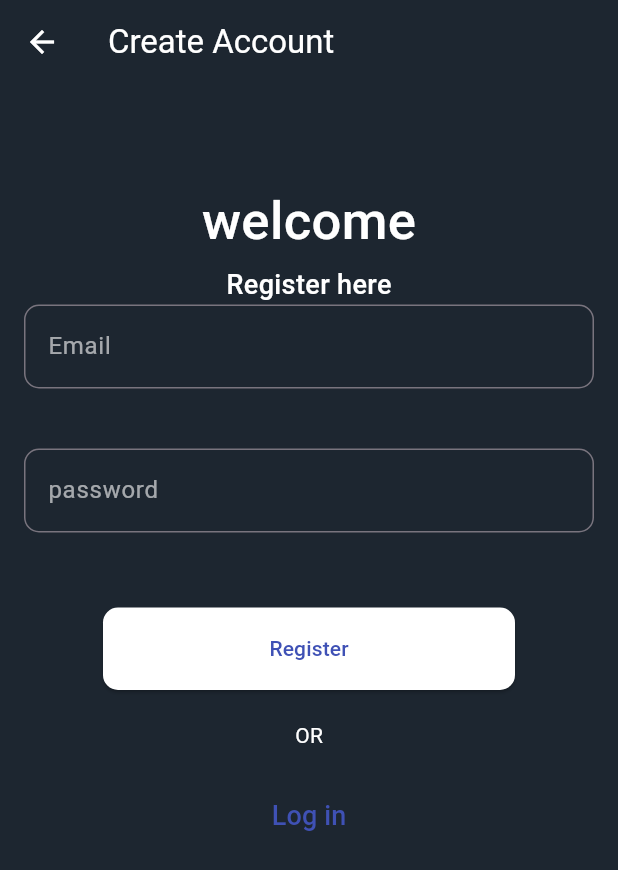
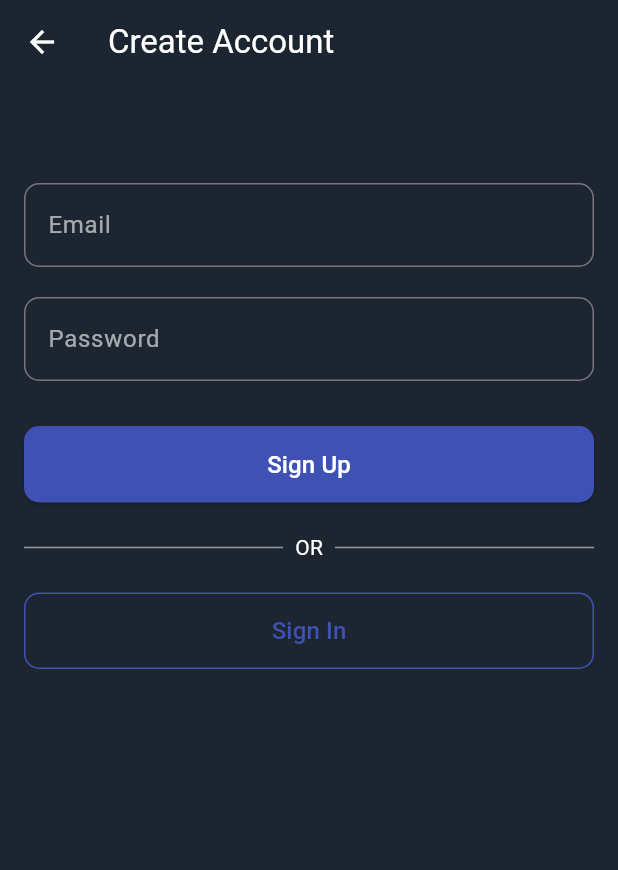
Before and after one commit to Aksarkar33/todo-app, a Flutter app: the screen it shows after launch, after a tap on "Create an Account", on a phone screen of 412 x 824 dp. Shown: the top 870 px of the screen. Run offline on Flutter 3.47's test engine with Material 3 defaults, Android fonts, the phone set to English and light mode, and no system bars; our stand-ins replace cloud_firestore, firebase_auth, firebase_core, flutter_slidable; accounts and stored records are empty; network calls fail.

Commit message:
some changes in signIn

```diff
--- a/lib/services/home_screen.dart
+++ b/lib/services/home_screen.dart
@@ -48,7 +48,7 @@ class _HomeScreenState extends State<HomeScreen> {
           crossAxisAlignment: CrossAxisAlignment.start,
           children: [
             SizedBox(
-              height: 20,
+              height: 50,
               child: Row(
                 mainAxisAlignment: MainAxisAlignment.spaceEvenly,
                 children: [
--- a/lib/signin_screen.dart
+++ b/lib/signin_screen.dart
@@ -1,121 +1,140 @@
-import 'package:firebase_auth/firebase_auth.dart';
 import 'package:flutter/material.dart';
 import 'package:todo_app/services/auth_services.dart';
 import 'package:todo_app/services/home_screen.dart';
-
-import 'LoginScreen.dart';
 
 class SigninScreen extends StatelessWidget {
   final AuthServices _auth = AuthServices();
   final TextEditingController _emailController = TextEditingController();
   final TextEditingController _passController = TextEditingController();
 
+  SigninScreen({super.key});
+
   @override
   Widget build(BuildContext context) {
     return Scaffold(
-      backgroundColor: Color(0xFF1d2630),
+      backgroundColor: const Color(0xFF1d2630),
       appBar: AppBar(
-        backgroundColor: Color(0xFF1d2630),
+        backgroundColor: const Color(0xFF1d2630),
         foregroundColor: Colors.white,
-        title: Text("Create Account"),
+        title: const Text("Create Account"),
       ),
       body: SingleChildScrollView(
-        padding: EdgeInsets.all(16),
+        padding: const EdgeInsets.all(16),
         child: Column(
+          crossAxisAlignment: CrossAxisAlignment.stretch,
           children: [
-            SizedBox(height: 50),
-            Text(
-              "welcome",
-              style: TextStyle(
-                fontSize: 35,
-                fontWeight: FontWeight.w500,
-                color: Colors.white,
-              ),
-            ),
-            SizedBox(height: 5),
-            Text(
-              "Register here",
-              style: TextStyle(
-                fontSize: 18,
-                fontWeight: FontWeight.w500,
-                color: Colors.white,
-              ),
-            ),
+            const SizedBox(height: 50),
 
+            // Email Field
             TextField(
               controller: _emailController,
-              style: TextStyle(color: Colors.white),
+              style: const TextStyle(color: Colors.white),
               decoration: InputDecoration(
                 labelText: "Email",
-                labelStyle: TextStyle(color: Colors.white60),
+                labelStyle: const TextStyle(color: Colors.white60),
                 focusedBorder: OutlineInputBorder(
                   borderRadius: BorderRadius.circular(10),
-                  borderSide: BorderSide(color: Colors.white60),
+                  borderSide: const BorderSide(color: Colors.white60),
                 ),
                 border: OutlineInputBorder(
                   borderRadius: BorderRadius.circular(10),
                 ),
               ),
             ),
-            SizedBox(height: 40),
+
+            const SizedBox(height: 20),
+
+            // Password Field
             TextField(
               controller: _passController,
-              style: TextStyle(color: Colors.white),
               obscureText: true,
+              style: const TextStyle(color: Colors.white),
               decoration: InputDecoration(
-                labelText: "password",
-                labelStyle: TextStyle(color: Colors.white60),
+                labelText: "Password",
+                labelStyle: const TextStyle(color: Colors.white60),
                 focusedBorder: OutlineInputBorder(
                   borderRadius: BorderRadius.circular(10),
-                  borderSide: BorderSide(color: Colors.white60),
+                  borderSide: const BorderSide(color: Colors.white60),
                 ),
                 border: OutlineInputBorder(
                   borderRadius: BorderRadius.circular(10),
                 ),
               ),
             ),
-            SizedBox(height: 50),
-            SizedBox(
-              height: 55,
-              width: MediaQuery.of(context).size.width / 1.5,
-              child: ElevatedButton(
-                onPressed: () async {
-                  User? user = await _auth.registerWithEmailAndPassword(
-                    _emailController.text,
-                    _passController.text,
-                  );
-                  if (user != null) {
-                    Navigator.push(
-                      context,
-                      MaterialPageRoute(builder: (context) => HomeScreen()),
-                    );
-                  }
-                },
-                child: Text("Register"),
-                style: ElevatedButton.styleFrom(
-                  backgroundColor: Colors.white, // button background
-                  foregroundColor: Colors.indigo, // text color
-                  fixedSize: Size(200, 50),
-                  padding: EdgeInsets.symmetric(horizontal: 40, vertical: 15),
-                  shape: RoundedRectangleBorder(
-                    borderRadius: BorderRadius.circular(10),
-                  ),
+
+            const SizedBox(height: 30),
+
+            // Register Button
+            ElevatedButton(
+              style: ElevatedButton.styleFrom(
+                backgroundColor: Colors.indigo,
+                padding: const EdgeInsets.symmetric(vertical: 14),
+                shape: RoundedRectangleBorder(
+                  borderRadius: BorderRadius.circular(10),
                 ),
               ),
+              onPressed: () async {
+                final user = await _auth.registerWithEmailAndPassword(
+                  _emailController.text.trim(),
+                  _passController.text.trim(),
+                );
+                if (user != null && context.mounted) {
+                  Navigator.pushReplacement(
+                    context,
+                    MaterialPageRoute(builder: (_) => HomeScreen()),
+                  );
+                }
+              },
+              child: const Text(
+                "Sign Up",
+                style: TextStyle(color: Colors.white, fontSize: 16),
+              ),
             ),
-            SizedBox(height: 20),
-            Text("OR", style: TextStyle(color: Colors.white)),
-            SizedBox(height: 20),
-            TextButton(
-              onPressed: () {
-                Navigator.push(
-                  context,
-                  MaterialPageRoute(builder: (context) => Loginscreen()),
+
+            const SizedBox(height: 20),
+
+            // Divider OR
+            Row(
+              children: const [
+                Expanded(
+                  child: Divider(color: Colors.white54, thickness: 1),
+                ),
+                Padding(
+                  padding: EdgeInsets.symmetric(horizontal: 8),
+                  child: Text("OR", style: TextStyle(color: Colors.white)),
+                ),
+                Expanded(
+                  child: Divider(color: Colors.white54, thickness: 1),
+                ),
+              ],
+            ),
+
+            const SizedBox(height: 20),
+
+            // Sign In Button
+            OutlinedButton(
+              style: OutlinedButton.styleFrom(
+                side: const BorderSide(color: Colors.indigo),
+                padding: const EdgeInsets.symmetric(vertical: 14),
+                shape: RoundedRectangleBorder(
+                  borderRadius: BorderRadius.circular(10),
+                ),
+              ),
+              onPressed: () async {
+                final user = await _auth.signInWithEmailAndPassword(
+                  _emailController.text.trim(),
+                  _passController.text.trim(),
                 );
+                if (user != null && context.mounted) {
+                  Navigator.pushReplacement(
+                    context,
+                    MaterialPageRoute(builder: (_) => HomeScreen()),
+                  );
+                }
               },
-              child: Text(
-                "Log in",
-                style: TextStyle(color: Colors.indigo, fontSize: 18),
+              child: const Text(
+                "Sign In",
+                style: TextStyle(color: Colors.indigo, fontSize: 16),
               ),
             ),
           ],
```
Also changed, not shown: lib/widgets/completed_widget.dart (+21 -78 lines).
